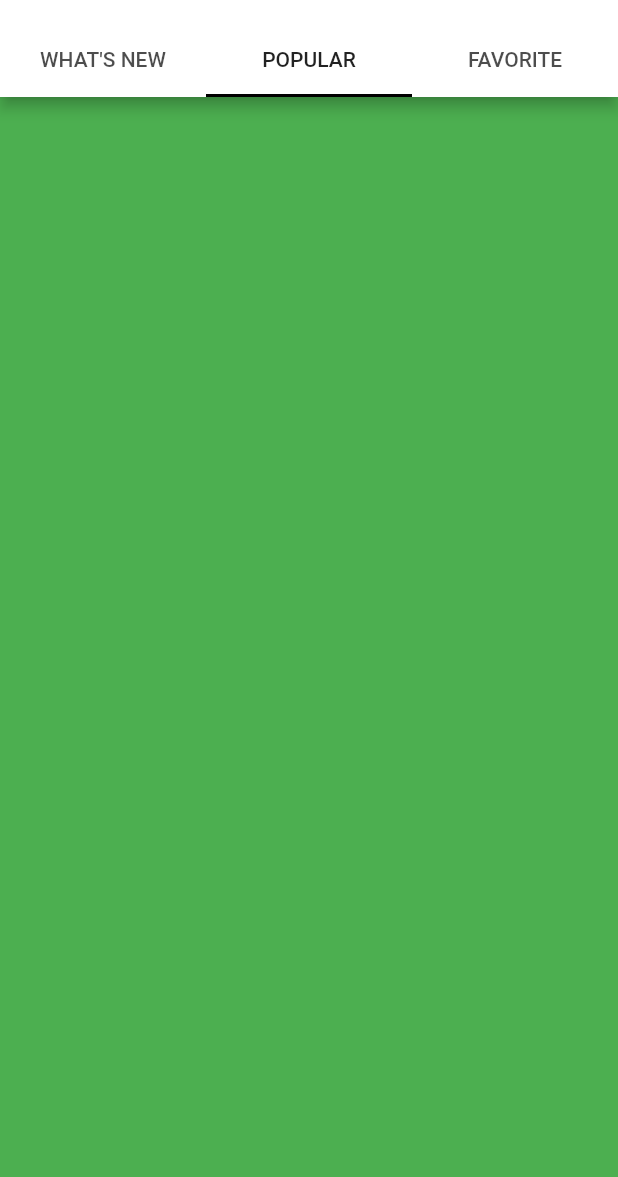
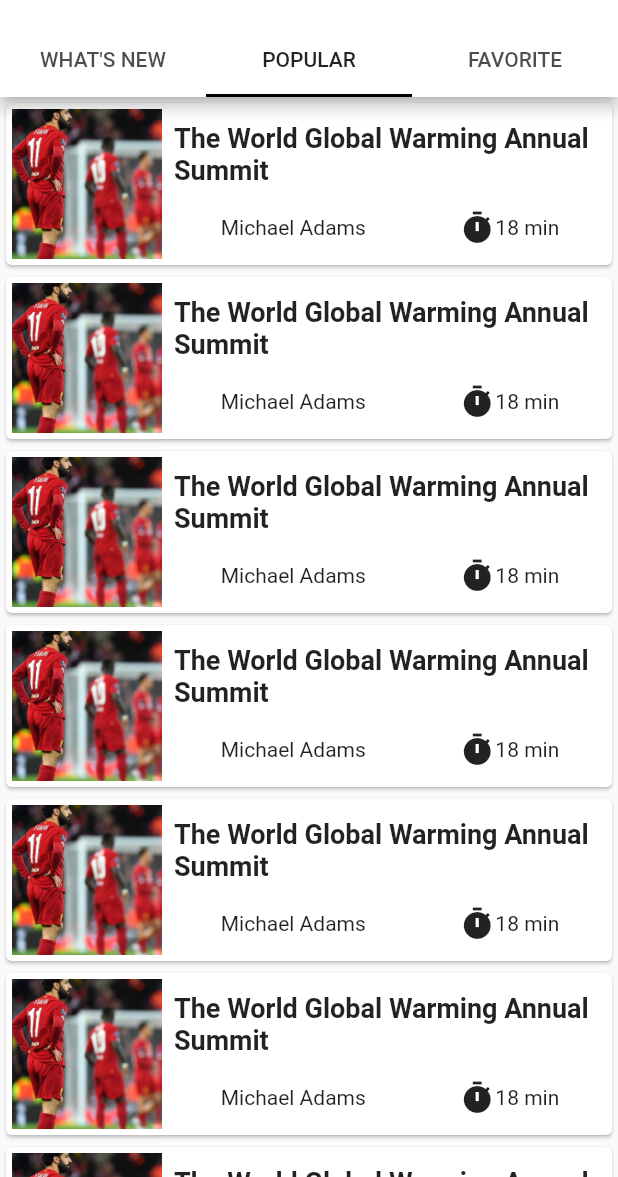
Before and after one commit to M-elhasan9/news_app, a Flutter app: the HomeScreen screen opened directly, tab 2 chosen, on a phone screen of 412 x 824 dp, the part 59-1236 px from its top. Run offline on Flutter 3.47's test engine with Material 2 defaults, Android fonts, the phone set to English and light mode, and no system bars; our stand-ins replace shared_preferences, smooth_page_indicator; accounts and stored records are empty.

Commit message:
Second Page (Popular) done

```diff
--- a/lib/view/home_tabs/popular.dart
+++ b/lib/view/home_tabs/popular.dart
@@ -8,8 +8,60 @@ class Popular extends StatefulWidget {
 class _PopularState extends State<Popular> {
   @override
   Widget build(BuildContext context) {
-    return Container(
-      color: Colors.green,
+    return ListView.builder(
+      itemBuilder: (context, position) {
+        return Card(
+          child: _drawSingleRow(),
+        );
+      },
+      itemCount: 20,
+    );
+  }
+
+  Widget _drawSingleRow() {
+    return Padding(
+      padding: const EdgeInsets.all(4.0),
+      child: Row(
+        children: [
+          SizedBox(
+            child: Image(
+              image: ExactAssetImage('assets/images/1.jpg'),
+              fit: BoxFit.cover,
+            ),
+            width: 100.0,
+            height: 100.0,
+          ),
+          SizedBox(
+            width: 8.0,
+          ),
+          Expanded(
+            child: Column(
+              children: [
+                Text(
+                  'The World Global Warming Annual Summit',
+                  maxLines: 2,
+                  style: TextStyle(fontWeight: FontWeight.w600, fontSize: 18.0),
+                ),
+                SizedBox(
+                  height: 16.0,
+                ),
+                Row(
+                  mainAxisAlignment: MainAxisAlignment.spaceAround,
+                  children: [
+                    Text('Michael Adams'),
+                    Row(
+                      children: [
+                        Icon(Icons.timer),
+                        Text('18 min'),
+                      ],
+                    ),
+                  ],
+                ),
+              ],
+            ),
+          ),
+        ],
+      ),
     );
   }
 }
--- a/lib/view/home_tabs/whats_new.dart
+++ b/lib/view/home_tabs/whats_new.dart
@@ -130,8 +130,8 @@ class _WhatsNewState extends State<WhatsNew> {
               image: ExactAssetImage('assets/images/1.jpg'),
               fit: BoxFit.cover,
             ),
-            width: 120.0,
-            height: 120.0,
+            width: 100.0,
+            height: 100.0,
           ),
           SizedBox(
             width: 8.0,
```
